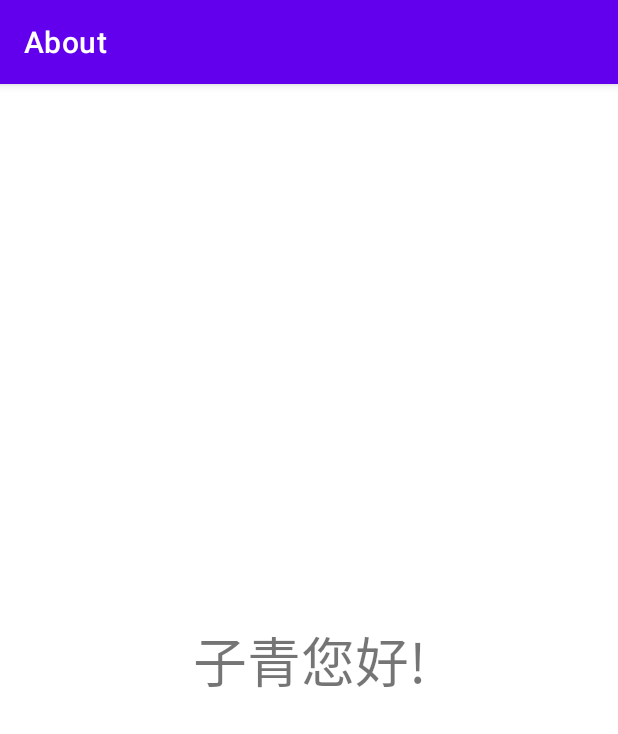
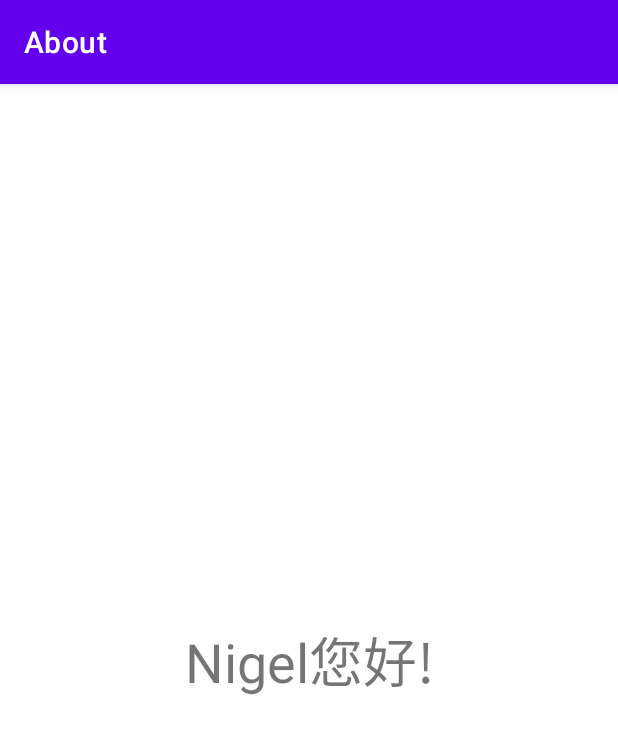
Before and after one commit to tcyang1971/AboutTcyang, an Android app: the screen it shows after launch (MainActivity), after a tap on "Hello World!", on a phone screen of 412 x 824 dp. Shown: the top 734 px of the screen. Run offline under Robolectric (Android 15) with nearby library versions, the phone set to English and light mode, and no system bars.

Commit message:
v.3(Nigel)

```diff
--- a/app/src/main/java/tw/edu/pu/csim/tcyang/about/MainActivity.kt
+++ b/app/src/main/java/tw/edu/pu/csim/tcyang/about/MainActivity.kt
@@ -2,6 +2,7 @@ package tw.edu.pu.csim.tcyang.about
 
 import androidx.appcompat.app.AppCompatActivity
 import android.os.Bundle
+import android.view.MotionEvent
 import android.widget.TextView
 
 class MainActivity : AppCompatActivity() {
@@ -13,13 +14,18 @@ class MainActivity : AppCompatActivity() {
         setContentView(R.layout.activity_main)
         txv = findViewById(R.id.txv)
         txv.setOnClickListener({
-            if (txv.text == "子青您好!"){
+            if (txv.text == "Nigel您好!"){
                 txv.text = "海青班很棒,數媒更是好的方向"
             }
             else{
-                txv.text = "子青您好!"
+                txv.text = "Nigel您好!"
             }
         })
+    }
+    override fun onTouchEvent(event: MotionEvent?): Boolean {
+        var txv:TextView = findViewById(R.id.txv)
+        txv.text = "螢幕觸控"
+        return true
     }
 
 
```
